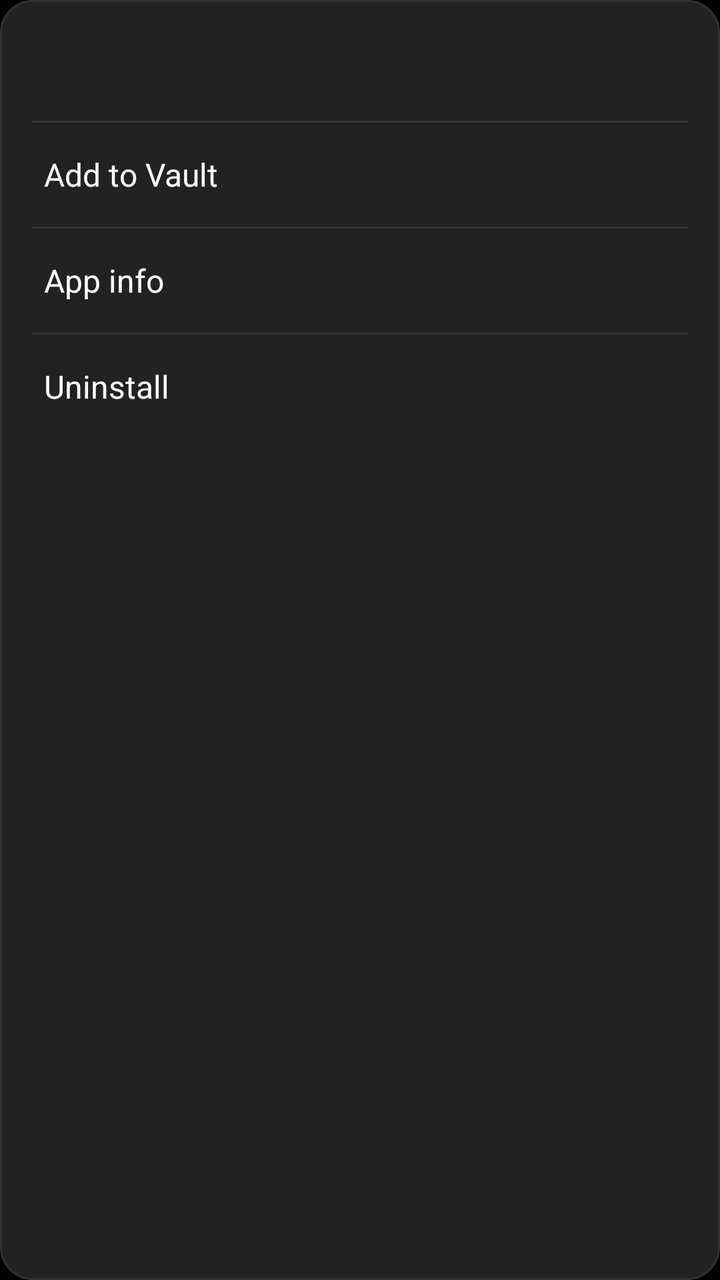
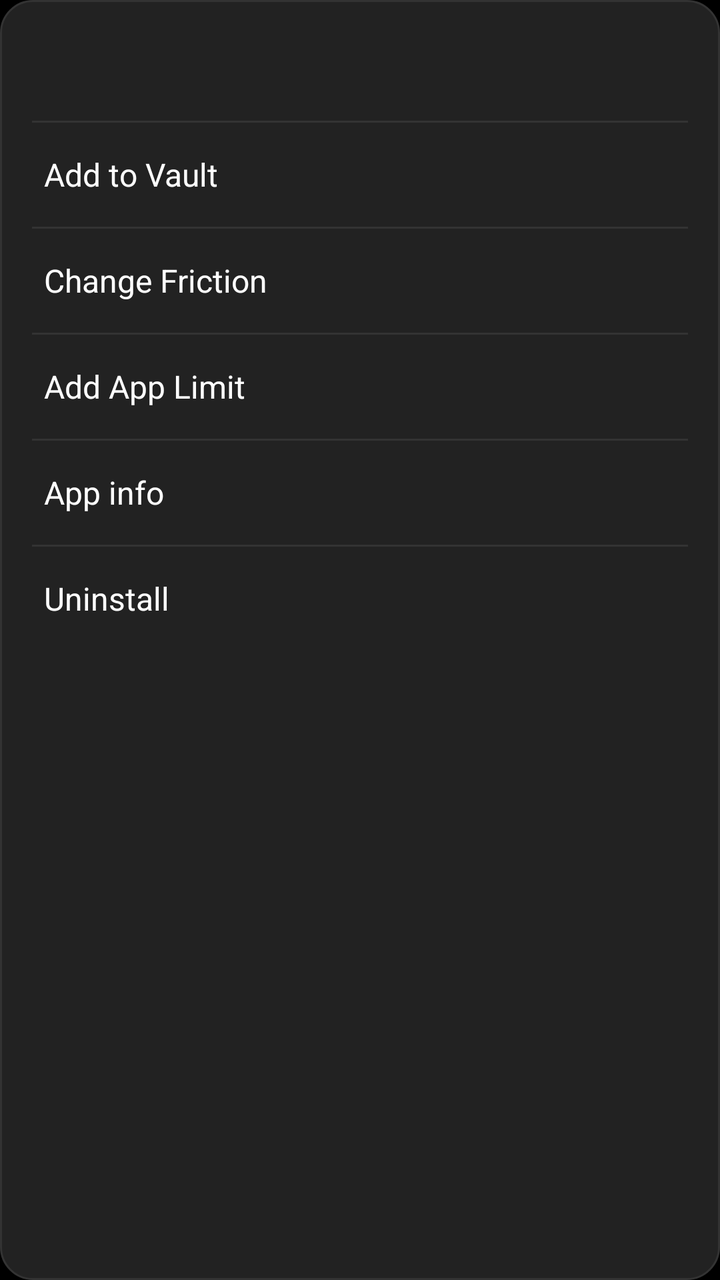

Screens rendered from an Android XML layout before and after an edit, with the pre-edit source and the edit as a unified diff.
<!-- AndroidManifest.xml: application theme Theme.PureLauncher -->
<!-- res/layout/dialog_app_context_menu.xml -->
<?xml version="1.0" encoding="utf-8"?>
<LinearLayout xmlns:android="http://schemas.android.com/apk/res/android"
    android:layout_width="match_parent"
    android:layout_height="wrap_content"
    android:orientation="vertical"
    android:background="@drawable/bg_context_menu_card"
    android:layout_margin="20dp"
    android:paddingBottom="8dp">

    
    <TextView
        android:id="@+id/tvMenuTitle"
        android:layout_width="match_parent"
        android:layout_height="wrap_content"
        android:paddingStart="22dp"
        android:paddingEnd="22dp"
        android:paddingTop="20dp"
        android:paddingBottom="16dp"
        android:textColor="#FFFFFF"
        android:textSize="18sp"
        android:textStyle="bold" />

    
    <View
        android:layout_width="match_parent"
        android:layout_height="1dp"
        android:background="#333333"
        android:layout_marginStart="16dp"
        android:layout_marginEnd="16dp" />

    
    <LinearLayout
        android:id="@+id/btnToggleVault"
        android:layout_width="match_parent"
        android:layout_height="52dp"
        android:gravity="center_vertical"
        android:orientation="horizontal"
        android:paddingStart="22dp"
        android:paddingEnd="22dp"
        android:clickable="true"
        android:focusable="true"
        android:foreground="?android:attr/selectableItemBackground">

        <TextView
            android:id="@+id/tvVaultAction"
            android:layout_width="wrap_content"
            android:layout_height="wrap_content"
            android:text="Add to Vault"
            android:textColor="#FFFFFF"
            android:textSize="16sp" />
    </LinearLayout>

    
    <View
        android:layout_width="match_parent"
        android:layout_height="1dp"
        android:background="#333333"
        android:layout_marginStart="16dp"
        android:layout_marginEnd="16dp" />

    
    <LinearLayout
        android:id="@+id/btnAppInfo"
        android:layout_width="match_parent"
        android:layout_height="52dp"
        android:gravity="center_vertical"
        android:orientation="horizontal"
        android:paddingStart="22dp"
        android:paddingEnd="22dp"
        android:clickable="true"
        android:focusable="true"
        android:foreground="?android:attr/selectableItemBackground">

        <TextView
            android:layout_width="wrap_content"
            android:layout_height="wrap_content"
            android:text="App info"
            android:textColor="#FFFFFF"
            android:textSize="16sp" />
    </LinearLayout>

    
    <View
        android:layout_width="match_parent"
        android:layout_height="1dp"
        android:background="#333333"
        android:layout_marginStart="16dp"
        android:layout_marginEnd="16dp" />

    
    <LinearLayout
        android:id="@+id/btnUninstall"
        android:layout_width="match_parent"
        android:layout_height="52dp"
        android:gravity="center_vertical"
        android:orientation="horizontal"
        android:paddingStart="22dp"
        android:paddingEnd="22dp"
        android:clickable="true"
        android:focusable="true"
        android:foreground="?android:attr/selectableItemBackground">

        <TextView
            android:layout_width="wrap_content"
            android:layout_height="wrap_content"
            android:text="Uninstall"
            android:textColor="#FFFFFF"
            android:textSize="16sp" />
    </LinearLayout>

</LinearLayout>
<!-- resources referenced by this layout -->
<resources>
  <!-- drawable bg_context_menu_card (drawable) -->
  <?xml version="1.0" encoding="utf-8"?>
  <shape xmlns:android="http://schemas.android.com/apk/res/android"
      android:shape="rectangle">
      <corners android:radius="16dp" />
      <solid android:color="#222222" />
      <stroke android:width="1dp" android:color="#333333" />
  </shape>
  <style name="Theme.PureLauncher" parent="Base.Theme.PureLauncher" />
  <style name="Base.Theme.PureLauncher" parent="Theme.Material3.DayNight.NoActionBar">
          
          <item name="android:windowBackground">@android:color/black</item>
          
          <item name="android:windowAnimationStyle">@style/NoWindowAnimation</item>
      </style>
  <style name="NoWindowAnimation">
          <item name="android:activityOpenEnterAnimation">@null</item>
          <item name="android:activityOpenExitAnimation">@null</item>
          <item name="android:activityCloseEnterAnimation">@null</item>
          <item name="android:activityCloseExitAnimation">@null</item>
          <item name="android:taskOpenEnterAnimation">@null</item>
          <item name="android:taskOpenExitAnimation">@null</item>
          <item name="android:taskCloseEnterAnimation">@null</item>
          <item name="android:taskCloseExitAnimation">@null</item>
          <item name="android:taskToFrontEnterAnimation">@null</item>
          <item name="android:taskToFrontExitAnimation">@null</item>
      </style>
</resources>

<!-- the commit's change to res/layout/dialog_app_context_menu.xml (unified diff, before → after) -->
@@ -22,6 +22,7 @@
 
     
     <View
+        android:id="@+id/divAppInfoTop"
         android:layout_width="match_parent"
         android:layout_height="1dp"
         android:background="#333333"
@@ -52,6 +53,63 @@
 
     
     <View
+        android:id="@+id/divFrictionTop"
+        android:layout_width="match_parent"
+        android:layout_height="1dp"
+        android:background="#333333"
+        android:layout_marginStart="16dp"
+        android:layout_marginEnd="16dp" />
+
+    <LinearLayout
+        android:id="@+id/btnChangeFriction"
+        android:layout_width="match_parent"
+        android:layout_height="52dp"
+        android:gravity="center_vertical"
+        android:orientation="horizontal"
+        android:paddingStart="22dp"
+        android:paddingEnd="22dp"
+        android:clickable="true"
+        android:focusable="true"
+        android:foreground="?android:attr/selectableItemBackground">
+
+        <TextView
+            android:layout_width="wrap_content"
+            android:layout_height="wrap_content"
+            android:text="Change Friction"
+            android:textColor="#FFFFFF"
+            android:textSize="16sp" />
+    </LinearLayout>
+
+    <View
+        android:id="@+id/divLimitTop"
+        android:layout_width="match_parent"
+        android:layout_height="1dp"
+        android:background="#333333"
+        android:layout_marginStart="16dp"
+        android:layout_marginEnd="16dp" />
+
+    <LinearLayout
+        android:id="@+id/btnAppLimit"
+        android:layout_width="match_parent"
+        android:layout_height="52dp"
+        android:gravity="center_vertical"
+        android:orientation="horizontal"
+        android:paddingStart="22dp"
+        android:paddingEnd="22dp"
+        android:clickable="true"
+        android:focusable="true"
+        android:foreground="?android:attr/selectableItemBackground">
+
+        <TextView
+            android:layout_width="wrap_content"
+            android:layout_height="wrap_content"
+            android:text="Add App Limit"
+            android:textColor="#FFFFFF"
+            android:textSize="16sp" />
+    </LinearLayout>
+
+    <View
+        android:id="@+id/divUninstallTop"
         android:layout_width="match_parent"
         android:layout_height="1dp"
         android:background="#333333"
